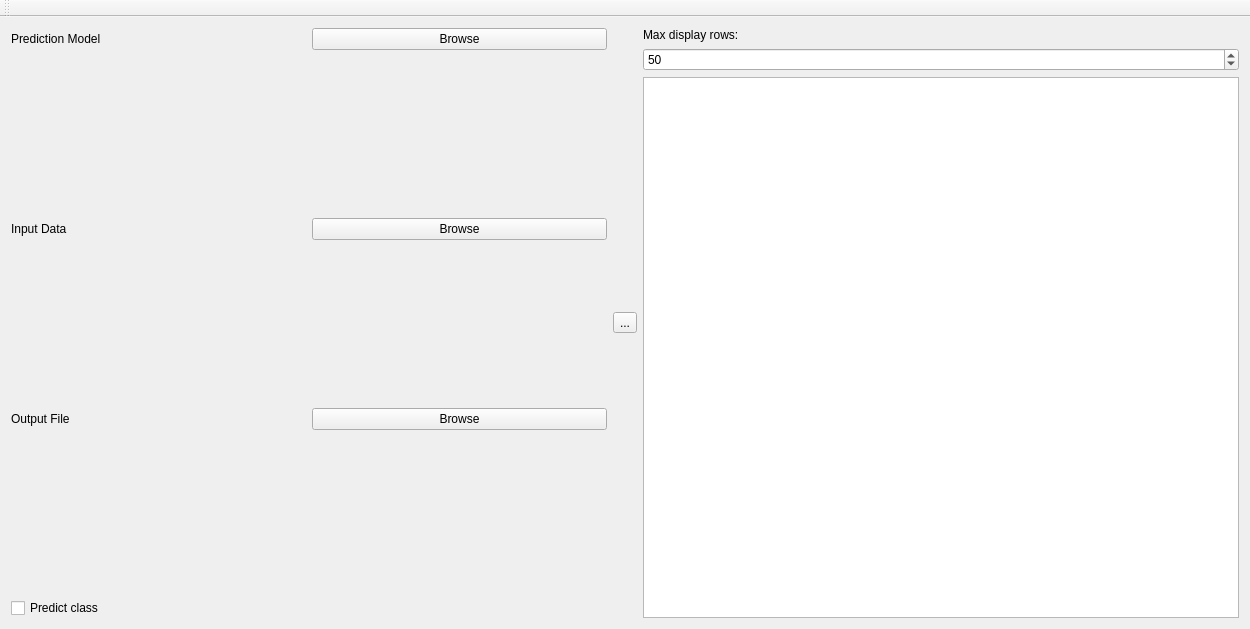
Old version of the form lib/resources/prediction.ui in the repository fukatani/ChainerWing.
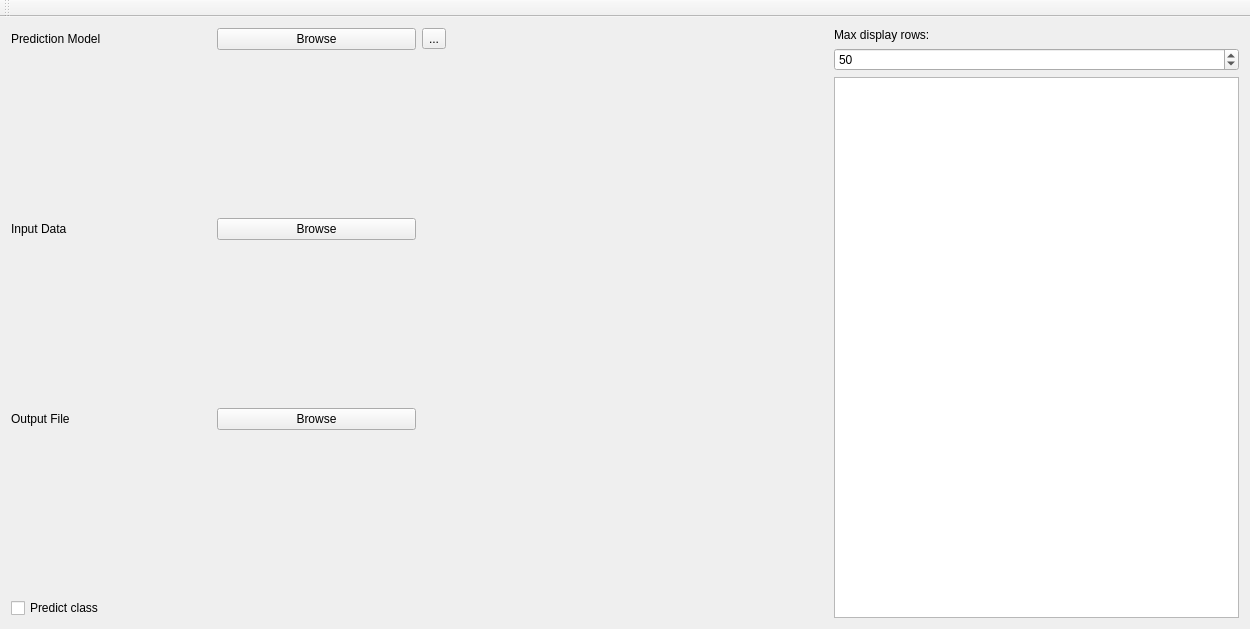
New version of the form.

```diff
--- a/lib/resources/prediction.ui
+++ b/lib/resources/prediction.ui
@@ -168,6 +168,13 @@
         </property>
        </widget>
       </item>
+      <item>
+       <widget class="QLabel" name="pred_progress">
+        <property name="text">
+         <string/>
+        </property>
+       </widget>
+      </item>
      </layout>
     </item>
    </layout>
```
